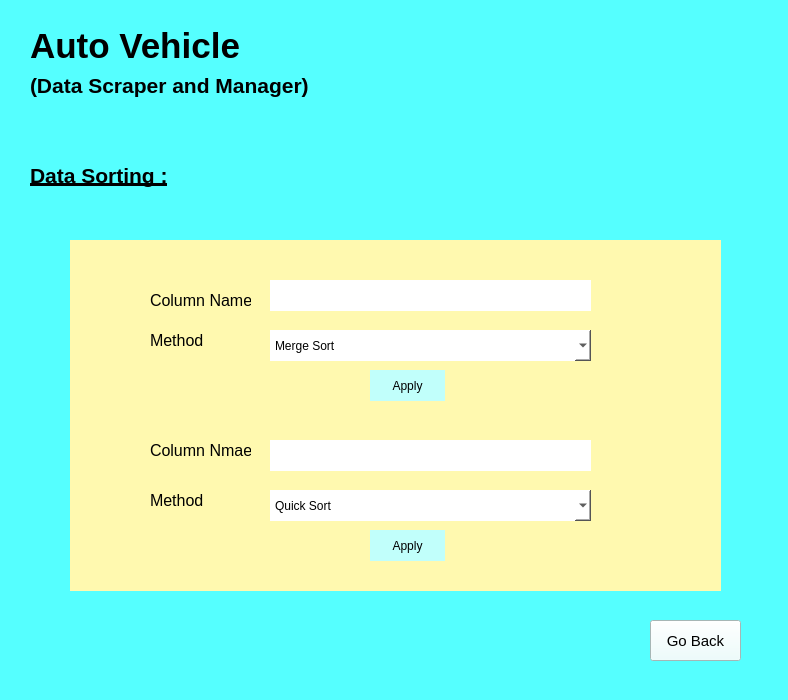
The window that MidTerm Project/GUI/Designer/sixth.ui (Muneeb912-cmd/Auto-Vehicle-Data-Scaping-and-Management-) describes before a commit, drawn with Qt 5.
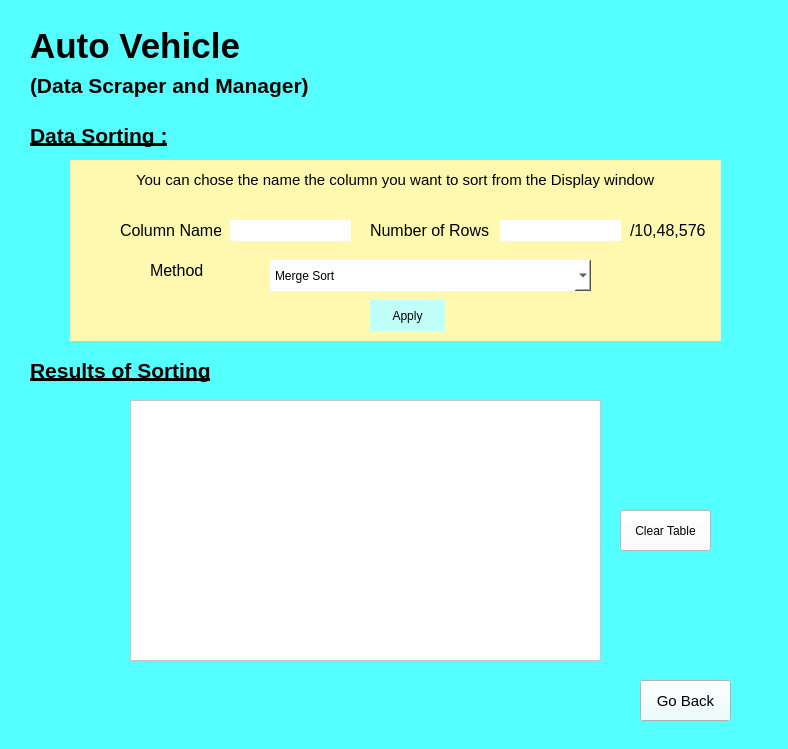
The same window after the commit. Icons and pictures are not drawn.

Commit message:
Sorting ALgo Implemented
Mostly done but no display of results

What changed in the file:
```diff
--- a/MidTerm Project/GUI/Designer/sixth.ui
+++ b/MidTerm Project/GUI/Designer/sixth.ui
@@ -7,7 +7,7 @@
     <x>0</x>
     <y>0</y>
     <width>788</width>
-    <height>700</height>
+    <height>749</height>
    </rect>
   </property>
   <property name="windowTitle">
@@ -61,7 +61,7 @@
    <property name="geometry">
     <rect>
      <x>30</x>
-     <y>160</y>
+     <y>120</y>
      <width>161</width>
      <height>31</height>
     </rect>
@@ -82,9 +82,9 @@
    <property name="geometry">
     <rect>
      <x>70</x>
-     <y>240</y>
+     <y>160</y>
      <width>651</width>
-     <height>351</height>
+     <height>181</height>
     </rect>
    </property>
    <property name="styleSheet">
@@ -101,7 +101,7 @@
     <property name="geometry">
      <rect>
       <x>200</x>
-      <y>90</y>
+      <y>100</y>
       <width>321</width>
       <height>31</height>
      </rect>
@@ -135,62 +135,11 @@
      </property>
     </item>
    </widget>
-   <widget class="QComboBox" name="method2">
-    <property name="geometry">
-     <rect>
-      <x>200</x>
-      <y>250</y>
-      <width>321</width>
-      <height>31</height>
-     </rect>
-    </property>
-    <property name="styleSheet">
-     <string notr="true">background-color:rgb(255, 255, 255)</string>
-    </property>
-    <item>
-     <property name="text">
-      <string>Quick Sort</string>
-     </property>
-    </item>
-    <item>
-     <property name="text">
-      <string>Tim Sort</string>
-     </property>
-    </item>
-    <item>
-     <property name="text">
-      <string/>
-     </property>
-    </item>
-    <item>
-     <property name="text">
-      <string>Heap Sort</string>
-     </property>
-    </item>
-   </widget>
-   <widget class="QLabel" name="label_7">
-    <property name="geometry">
-     <rect>
-      <x>80</x>
-      <y>250</y>
-      <width>101</width>
-      <height>21</height>
-     </rect>
-    </property>
-    <property name="font">
-     <font>
-      <pointsize>12</pointsize>
-     </font>
-    </property>
-    <property name="text">
-     <string>Method</string>
-    </property>
-   </widget>
    <widget class="QLabel" name="label_4">
     <property name="geometry">
      <rect>
-      <x>80</x>
-      <y>50</y>
+      <x>50</x>
+      <y>60</y>
       <width>101</width>
       <height>21</height>
      </rect>
@@ -208,7 +157,7 @@
     <property name="geometry">
      <rect>
       <x>80</x>
-      <y>90</y>
+      <y>100</y>
       <width>101</width>
       <height>21</height>
      </rect>
@@ -222,44 +171,13 @@
      <string>Method</string>
     </property>
    </widget>
-   <widget class="QLabel" name="label_6">
-    <property name="geometry">
-     <rect>
-      <x>80</x>
-      <y>200</y>
-      <width>101</width>
-      <height>21</height>
-     </rect>
-    </property>
-    <property name="font">
-     <font>
-      <pointsize>12</pointsize>
-     </font>
-    </property>
-    <property name="text">
-     <string>Column Nmae</string>
-    </property>
-   </widget>
    <widget class="QLineEdit" name="colname1">
     <property name="geometry">
      <rect>
-      <x>200</x>
-      <y>40</y>
-      <width>321</width>
-      <height>31</height>
-     </rect>
-    </property>
-    <property name="styleSheet">
-     <string notr="true">background-color:rgb(255, 255, 255)</string>
-    </property>
-   </widget>
-   <widget class="QLineEdit" name="colname2">
-    <property name="geometry">
-     <rect>
-      <x>200</x>
-      <y>200</y>
-      <width>321</width>
-      <height>31</height>
+      <x>160</x>
+      <y>60</y>
+      <width>121</width>
+      <height>21</height>
      </rect>
     </property>
     <property name="styleSheet">
@@ -270,7 +188,7 @@
     <property name="geometry">
      <rect>
       <x>300</x>
-      <y>130</y>
+      <y>140</y>
       <width>75</width>
       <height>31</height>
      </rect>
@@ -282,28 +200,79 @@
      <string>Apply</string>
     </property>
    </widget>
-   <widget class="QPushButton" name="apply2">
+   <widget class="QLabel" name="label_6">
+    <property name="geometry">
+     <rect>
+      <x>66</x>
+      <y>10</y>
+      <width>531</width>
+      <height>20</height>
+     </rect>
+    </property>
+    <property name="font">
+     <font>
+      <pointsize>11</pointsize>
+     </font>
+    </property>
+    <property name="text">
+     <string>You can chose the name the column you want to sort from the Display window </string>
+    </property>
+   </widget>
+   <widget class="QLabel" name="label_8">
     <property name="geometry">
      <rect>
       <x>300</x>
-      <y>290</y>
-      <width>75</width>
-      <height>31</height>
+      <y>60</y>
+      <width>121</width>
+      <height>21</height>
+     </rect>
+    </property>
+    <property name="font">
+     <font>
+      <pointsize>12</pointsize>
+     </font>
+    </property>
+    <property name="text">
+     <string>Number of Rows</string>
+    </property>
+   </widget>
+   <widget class="QLineEdit" name="colname1_2">
+    <property name="geometry">
+     <rect>
+      <x>430</x>
+      <y>60</y>
+      <width>121</width>
+      <height>21</height>
      </rect>
     </property>
     <property name="styleSheet">
-     <string notr="true">background-color:rgb(193, 255, 251)</string>
+     <string notr="true">background-color:rgb(255, 255, 255)</string>
+    </property>
+   </widget>
+   <widget class="QLabel" name="label_9">
+    <property name="geometry">
+     <rect>
+      <x>560</x>
+      <y>60</y>
+      <width>81</width>
+      <height>21</height>
+     </rect>
+    </property>
+    <property name="font">
+     <font>
+      <pointsize>12</pointsize>
+     </font>
     </property>
     <property name="text">
-     <string>Apply</string>
+     <string>/10,48,576</string>
     </property>
    </widget>
   </widget>
   <widget class="QPushButton" name="gobacksorting">
    <property name="geometry">
     <rect>
-     <x>650</x>
-     <y>620</y>
+     <x>640</x>
+     <y>680</y>
      <width>91</width>
      <height>41</height>
     </rect>
@@ -330,6 +299,56 @@
     </size>
    </property>
   </widget>
+  <widget class="QPushButton" name="pushButton">
+   <property name="geometry">
+    <rect>
+     <x>620</x>
+     <y>510</y>
+     <width>91</width>
+     <height>41</height>
+    </rect>
+   </property>
+   <property name="styleSheet">
+    <string notr="true">background-color:rgb(255, 255, 255)</string>
+   </property>
+   <property name="text">
+    <string>Clear Table</string>
+   </property>
+  </widget>
+  <widget class="QLabel" name="label_7">
+   <property name="geometry">
+    <rect>
+     <x>30</x>
+     <y>350</y>
+     <width>191</width>
+     <height>41</height>
+    </rect>
+   </property>
+   <property name="font">
+    <font>
+     <pointsize>16</pointsize>
+     <weight>75</weight>
+     <bold>true</bold>
+     <underline>true</underline>
+    </font>
+   </property>
+   <property name="text">
+    <string>Results of Sorting</string>
+   </property>
+  </widget>
+  <widget class="QTableWidget" name="tableWidget">
+   <property name="geometry">
+    <rect>
+     <x>130</x>
+     <y>400</y>
+     <width>471</width>
+     <height>261</height>
+    </rect>
+   </property>
+   <property name="styleSheet">
+    <string notr="true">background-color:rgb(255, 255, 255)</string>
+   </property>
+  </widget>
  </widget>
  <resources>
   <include location="Pics/a10.qrc"/>
```
Left out of the diff: 17 changed lines with no effect on the pictures. The commit also changes 14 other files.
